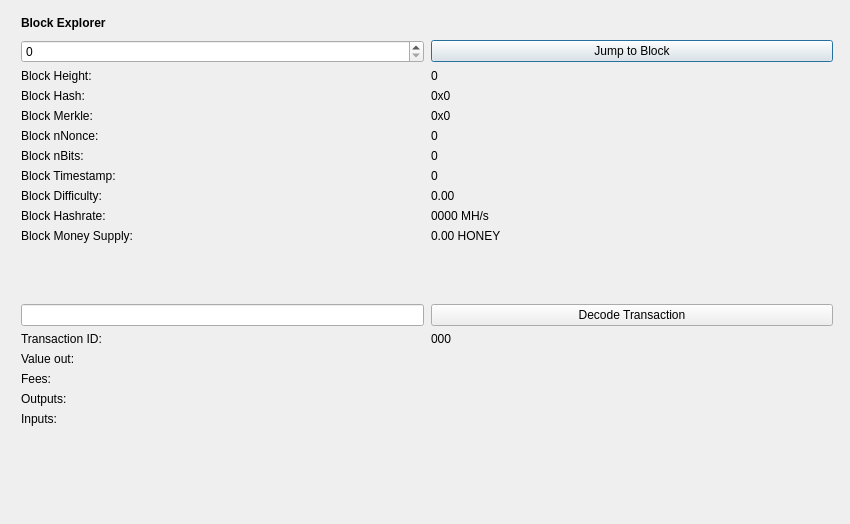
cryptofun/honey, file src/qt/forms/blockbrowser.ui: the form before one commit.
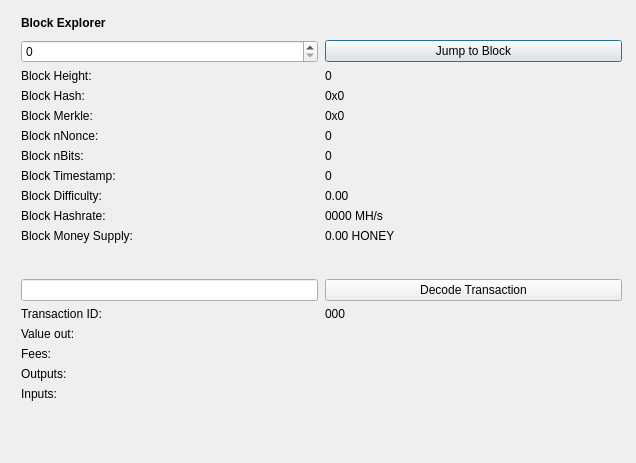
The form after the commit.

Diff of the .ui file:
```diff
--- a/src/qt/forms/blockbrowser.ui
+++ b/src/qt/forms/blockbrowser.ui
@@ -12,8 +12,8 @@
    <rect>
     <x>0</x>
     <y>0</y>
-    <width>850</width>
-    <height>524</height>
+    <width>636</width>
+    <height>463</height>
    </rect>
   </property>
   <property name="sizePolicy">
@@ -54,7 +54,7 @@
        <rect>
         <x>0</x>
         <y>0</y>
-        <width>822</width>
+        <width>601</width>
         <height>27</height>
        </rect>
       </property>
@@ -104,8 +104,8 @@
        <rect>
         <x>0</x>
         <y>30</y>
-        <width>812</width>
-        <height>441</height>
+        <width>601</width>
+        <height>401</height>
        </rect>
       </property>
       <layout class="QGridLayout" name="gridLayoutBE" rowstretch="0,0,0,0,0,0,0,0,0,0,0,0,0,0,0,0,0,0,0,0" columnstretch="0,0">
```
Left out of the diff: 362 changed lines with no effect on the pictures.
